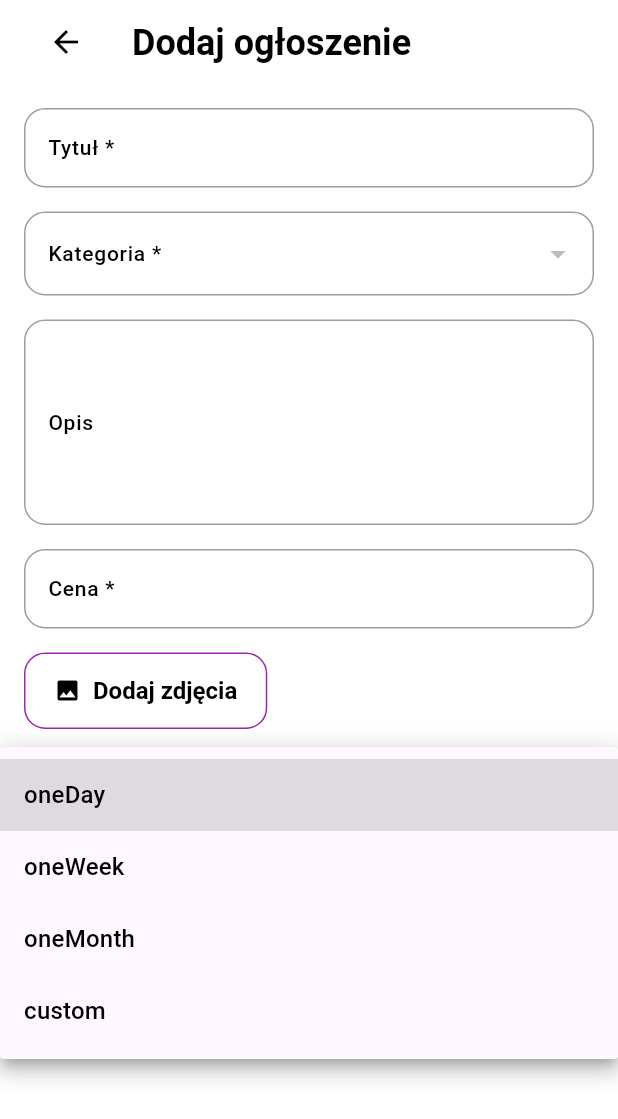
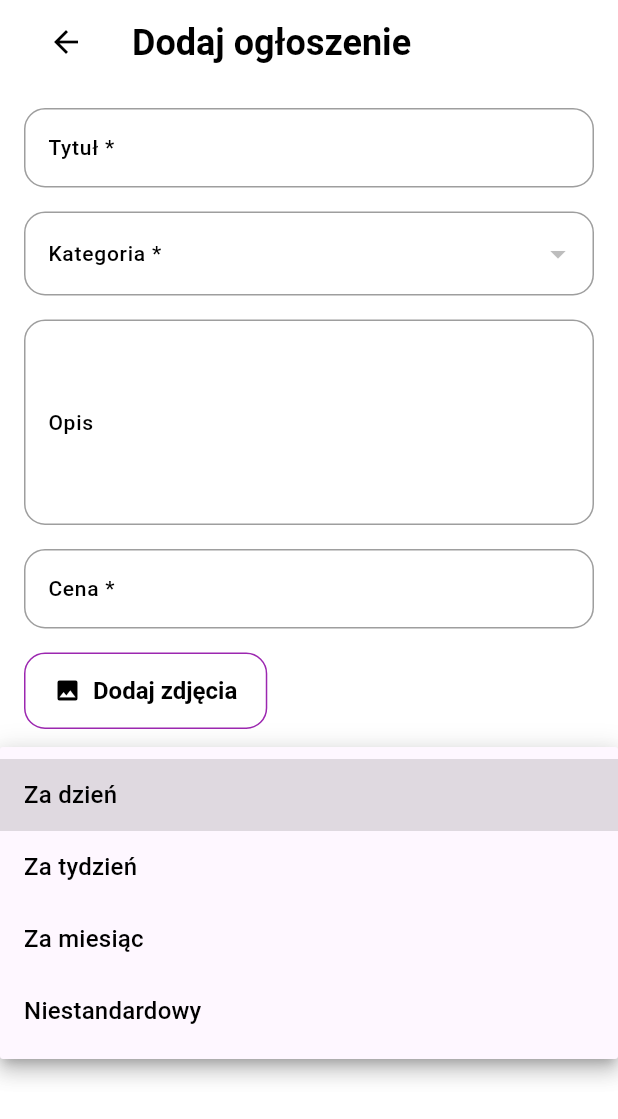
Before and after one commit to marshmalllow802/gear_share_project, a Flutter app: the AddScreen screen opened by its route, after a tap on "Okres wypożyczenia", on a phone screen of 412 x 824 dp. Shown: the top 1119 px of the screen. Run offline on Flutter 3.47's test engine with Material 3 defaults, Android fonts, the phone set to English and light mode, and no system bars; our stand-ins replace cached_network_image, cloud_firestore, firebase_auth, firebase_core, firebase_storage, flutter_native_splash and 9 more; accounts and stored records are empty; Roboto replaces fonts that are missing (Poppins).

Commit message:
Naprawa pokazywania okresu wypożyczania

```diff
--- a/lib/features/shop/screens/add_screen/add_screen.dart
+++ b/lib/features/shop/screens/add_screen/add_screen.dart
@@ -254,7 +254,7 @@ class _AddScreenState extends State<AddScreen> {
                       items: RentalPeriod.values.map((period) {
                         return DropdownMenuItem(
                           value: period,
-                          child: Text(period.name),
+                          child: Text(period.displayName),
                         );
                       }).toList(),
                       onChanged: (value) {
--- a/lib/features/shop/screens/product/widgets/product_attributes.dart
+++ b/lib/features/shop/screens/product/widgets/product_attributes.dart
@@ -41,7 +41,7 @@ class KProductAttributes extends StatelessWidget {
                           const SizedBox(width: KSizes.spaceBtwItems),
                           KProductPrice(
                               price: product.price.toString(),
-                              unit: product.rentalPeriod),
+                              unit: product.rentalPeriodDisplay),
                         ],
                       ),
                       Row(
--- a/lib/features/shop/screens/product/widgets/product_meta_data.dart
+++ b/lib/features/shop/screens/product/widgets/product_meta_data.dart
@@ -22,7 +22,7 @@ class KProductMetaData extends StatelessWidget {
         ///Cena
         KProductPrice(
             price: product.price.toString(),
-            unit: product.rentalPeriod,
+            unit: product.rentalPeriodDisplay,
             isLarge: true),
         SizedBox(height: KSizes.spaceBtwItems / 1.5),
 
--- a/lib/utils/constants/enums.dart
+++ b/lib/utils/constants/enums.dart
@@ -28,10 +28,26 @@ enum PostStatus {
 }
 
 enum RentalPeriod {
-  oneDay,
-  oneWeek,
-  oneMonth,
-  custom,
+  oneDay('Za dzień'),
+  oneWeek('Za tydzień'),
+  oneMonth('Za miesiąc'),
+  custom('Niestandardowy');
+
+  final String displayName;
+
+  const RentalPeriod(this.displayName);
+
+  // Konwersja z String (z Firebase) na RentalPeriod
+  static RentalPeriod fromString(String value) {
+    return RentalPeriod.values.firstWhere(
+      (e) => e.toString() == value,
+      orElse: () => RentalPeriod.oneDay,
+    );
+  }
+
+  // Konwersja RentalPeriod na displayName
+  @override
+  String toString() => displayName;
 }
 
 enum TextSizes { small, medium, large }
```
Also changed, not shown: lib/common/widgets/products/product_cards/product_card_vertical.dart (+6 -5 lines), lib/features/shop/models/product_model.dart (+5 -4 lines), lib/features/shop/screens/product/widgets/product_atributes.dart (deleted, +0 -101 lines).
